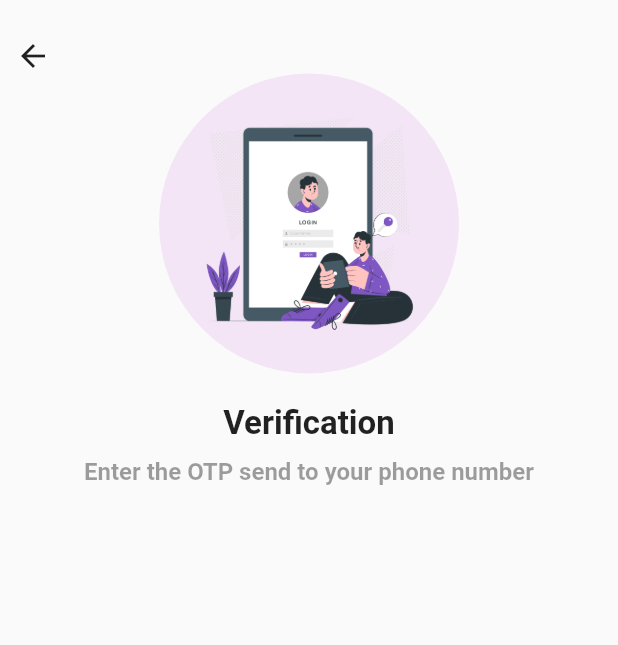
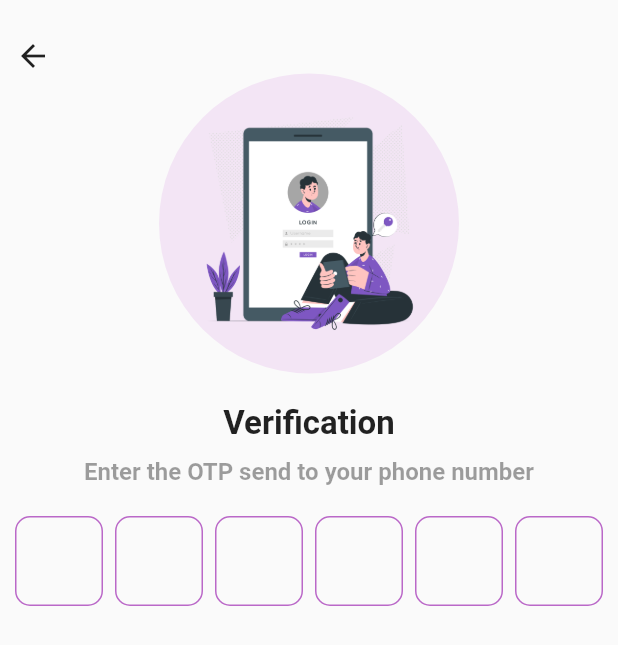
Before and after one commit to saiedd01/PhoneAuth_firebase, a Flutter app: the OtpScreen screen opened directly with empty values, on a phone screen of 412 x 824 dp. Shown: the top 645 px of the screen. Run offline on Flutter 3.47's test engine with Material 2 defaults, Android fonts, the phone set to English and light mode, and no system bars; drawn by our look-alikes of pinput; our stand-ins replace cloud_firestore, country_picker, firebase_auth, firebase_core, firebase_storage, shared_preferences; accounts and stored records are empty.

Commit message:
Saied Ahmed- Add pinput in OTP Screen

```diff
--- a/lib/Screens/otp_screen.dart
+++ b/lib/Screens/otp_screen.dart
@@ -56,6 +56,23 @@ class _OtpScreenState extends State<OtpScreen> {
                         ),
                       ),
                       SizedBox(height: 20),
+                      Pinput(
+                        length: 6,
+                        showCursor: true,
+                        defaultPinTheme: PinTheme(
+                          width: 60,
+                          height: 60,
+                          decoration: BoxDecoration(
+                            borderRadius: BorderRadius.circular(10),
+                            border: Border.all(color: Colors.purple.shade300)
+                          ),
+                          textStyle: TextStyle(
+                            fontSize: 20,
+                            fontWeight: FontWeight.w600,
+                          ),
+                        ),
+
+                      ),
                     ]
                 ),
               ),
```
